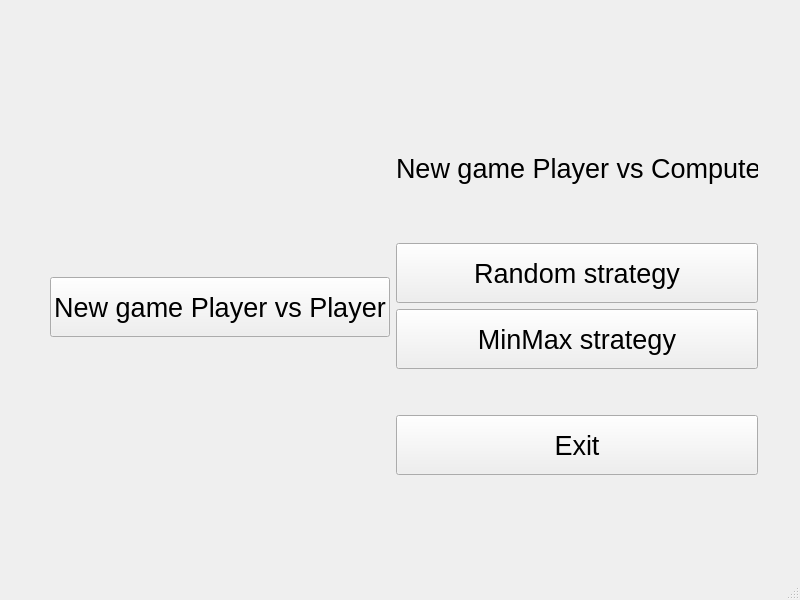
Qt form src/forms/MainMenuWindow.ui (wshknmt/Connect-4) before a commit.
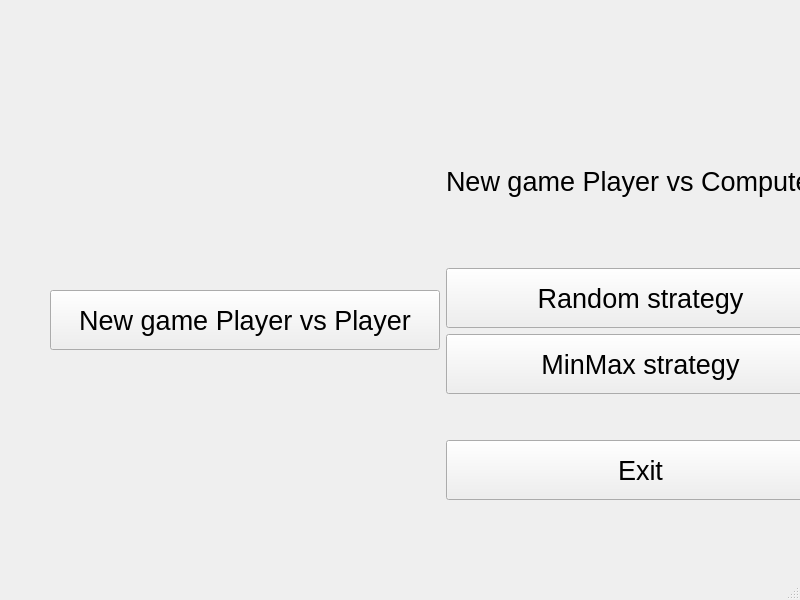
The same form after that commit.

Diff of the .ui file:
```diff
--- a/src/forms/MainMenuWindow.ui
+++ b/src/forms/MainMenuWindow.ui
@@ -31,8 +31,8 @@
      <rect>
       <x>50</x>
       <y>140</y>
-      <width>708</width>
-      <height>335</height>
+      <width>785</width>
+      <height>360</height>
      </rect>
     </property>
     <layout class="QHBoxLayout" name="horizontalLayout">
```
Left out of the diff: 2 changed lines with no effect on the pictures.
